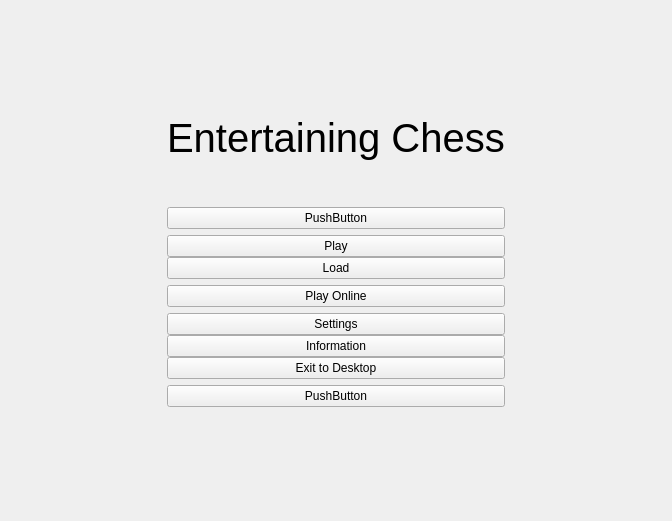
First picture: the form in screens/mainscreen.ui, repository vicr123/entertaining-chess, before the edit.
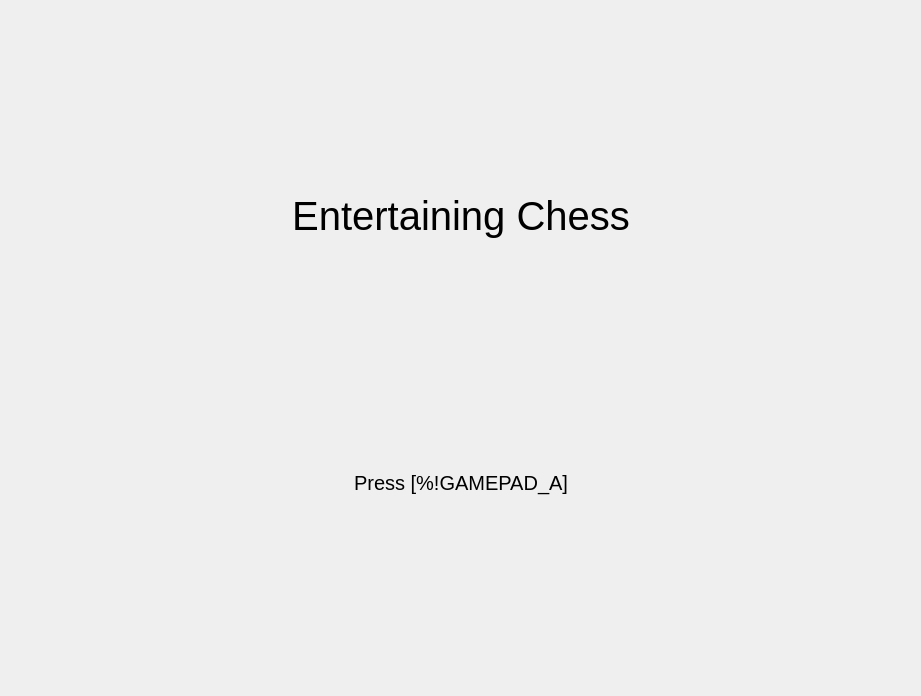
Second picture: the form after the edit. Custom widgets are drawn as their Qt base class.

Diff of the .ui file:
```diff
--- a/screens/mainscreen.ui
+++ b/screens/mainscreen.ui
@@ -6,8 +6,8 @@
    <rect>
     <x>0</x>
     <y>0</y>
-    <width>672</width>
-    <height>521</height>
+    <width>921</width>
+    <height>696</height>
    </rect>
   </property>
   <property name="windowTitle">
@@ -29,58 +29,6 @@
    <property name="spacing">
     <number>0</number>
    </property>
-   <item row="2" column="1">
-    <spacer name="verticalSpacer">
-     <property name="orientation">
-      <enum>Qt::Vertical</enum>
-     </property>
-     <property name="sizeHint" stdset="0">
-      <size>
-       <width>20</width>
-       <height>84</height>
-      </size>
-     </property>
-    </spacer>
-   </item>
-   <item row="1" column="0">
-    <spacer name="horizontalSpacer">
-     <property name="orientation">
-      <enum>Qt::Horizontal</enum>
-     </property>
-     <property name="sizeHint" stdset="0">
-      <size>
-       <width>147</width>
-       <height>20</height>
-      </size>
-     </property>
-    </spacer>
-   </item>
-   <item row="1" column="2">
-    <spacer name="horizontalSpacer_2">
-     <property name="orientation">
-      <enum>Qt::Horizontal</enum>
-     </property>
-     <property name="sizeHint" stdset="0">
-      <size>
-       <width>147</width>
-       <height>20</height>
-      </size>
-     </property>
-    </spacer>
-   </item>
-   <item row="0" column="1">
-    <spacer name="verticalSpacer_2">
-     <property name="orientation">
-      <enum>Qt::Vertical</enum>
-     </property>
-     <property name="sizeHint" stdset="0">
-      <size>
-       <width>20</width>
-       <height>85</height>
-      </size>
-     </property>
-    </spacer>
-   </item>
    <item row="1" column="1">
     <widget class="QWidget" name="widget" native="true">
      <layout class="QVBoxLayout" name="verticalLayout">
@@ -94,6 +42,9 @@
         <property name="text">
          <string>Entertaining Chess</string>
         </property>
+        <property name="alignment">
+         <set>Qt::AlignCenter</set>
+        </property>
        </widget>
       </item>
       <item>
@@ -113,6 +64,57 @@
        </spacer>
       </item>
       <item>
+       <widget class="QStackedWidget" name="stackedWidget">
+        <property name="currentIndex">
+         <number>0</number>
+        </property>
+        <widget class="QWidget" name="splashPage">
+         <layout class="QVBoxLayout" name="verticalLayout_5">
+          <item>
+           <spacer name="verticalSpacer_2">
+            <property name="orientation">
+             <enum>Qt::Vertical</enum>
+            </property>
+            <property name="sizeHint" stdset="0">
+             <size>
+              <width>20</width>
+              <height>177</height>
+             </size>
+            </property>
+           </spacer>
+          </item>
+          <item alignment="Qt::AlignHCenter">
+           <widget class="GamepadLabel" name="splashActionLabel">
+            <property name="font">
+             <font>
+              <pointsize>15</pointsize>
+             </font>
+            </property>
+            <property name="text">
+             <string notr="true">Press [%!GAMEPAD_A]</string>
+            </property>
+            <property name="alignment">
+             <set>Qt::AlignCenter</set>
+            </property>
+           </widget>
+          </item>
+         </layout>
+        </widget>
+        <widget class="QWidget" name="menuPage">
+         <layout class="QVBoxLayout" name="verticalLayout_4">
+          <property name="leftMargin">
+           <number>0</number>
+          </property>
+          <property name="topMargin">
+           <number>0</number>
+          </property>
+          <property name="rightMargin">
+           <number>0</number>
+          </property>
+          <property name="bottomMargin">
+           <number>0</number>
+          </property>
+          <item>
        <widget class="FocusBarrier" name="topBarrier">
         <property name="text">
          <string notr="true">PushButton</string>
@@ -184,10 +186,66 @@
       </item>
      </layout>
     </widget>
+       </widget>
+      </item>
+     </layout>
+    </widget>
    </item>
    <item row="3" column="0" colspan="3">
     <widget class="GamepadHud" name="gamepadHud" native="true"/>
    </item>
+   <item row="2" column="1">
+    <spacer name="verticalSpacer">
+     <property name="orientation">
+      <enum>Qt::Vertical</enum>
+     </property>
+     <property name="sizeHint" stdset="0">
+      <size>
+       <width>20</width>
+       <height>84</height>
+      </size>
+     </property>
+    </spacer>
+   </item>
+   <item row="1" column="2">
+    <spacer name="horizontalSpacer_2">
+     <property name="orientation">
+      <enum>Qt::Horizontal</enum>
+     </property>
+     <property name="sizeHint" stdset="0">
+      <size>
+       <width>147</width>
+       <height>20</height>
+      </size>
+     </property>
+    </spacer>
+   </item>
+   <item row="0" column="1">
+    <spacer name="topSpacer">
+     <property name="orientation">
+      <enum>Qt::Vertical</enum>
+     </property>
+     <property name="sizeHint" stdset="0">
+      <size>
+       <width>20</width>
+       <height>85</height>
+      </size>
+     </property>
+    </spacer>
+   </item>
+   <item row="1" column="0">
+    <spacer name="leftSpacer">
+     <property name="orientation">
+      <enum>Qt::Horizontal</enum>
+     </property>
+     <property name="sizeHint" stdset="0">
+      <size>
+       <width>147</width>
+       <height>20</height>
+      </size>
+     </property>
+    </spacer>
+   </item>
   </layout>
  </widget>
  <customwidgets>
@@ -202,6 +260,11 @@
    <header location="global">gamepadhud.h</header>
    <container>1</container>
   </customwidget>
+  <customwidget>
+   <class>GamepadLabel</class>
+   <extends>QLabel</extends>
+   <header location="global">gamepadlabel.h</header>
+  </customwidget>
  </customwidgets>
  <resources/>
  <connections/>
```
Lines whose indentation alone changed are shown as unchanged.
